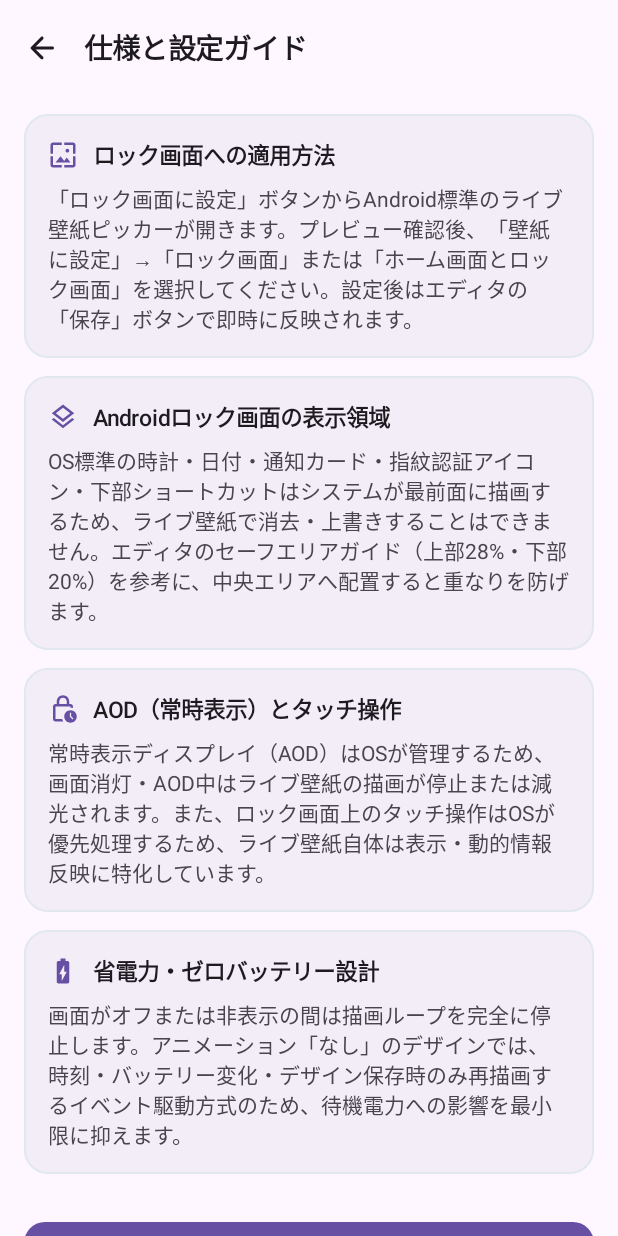
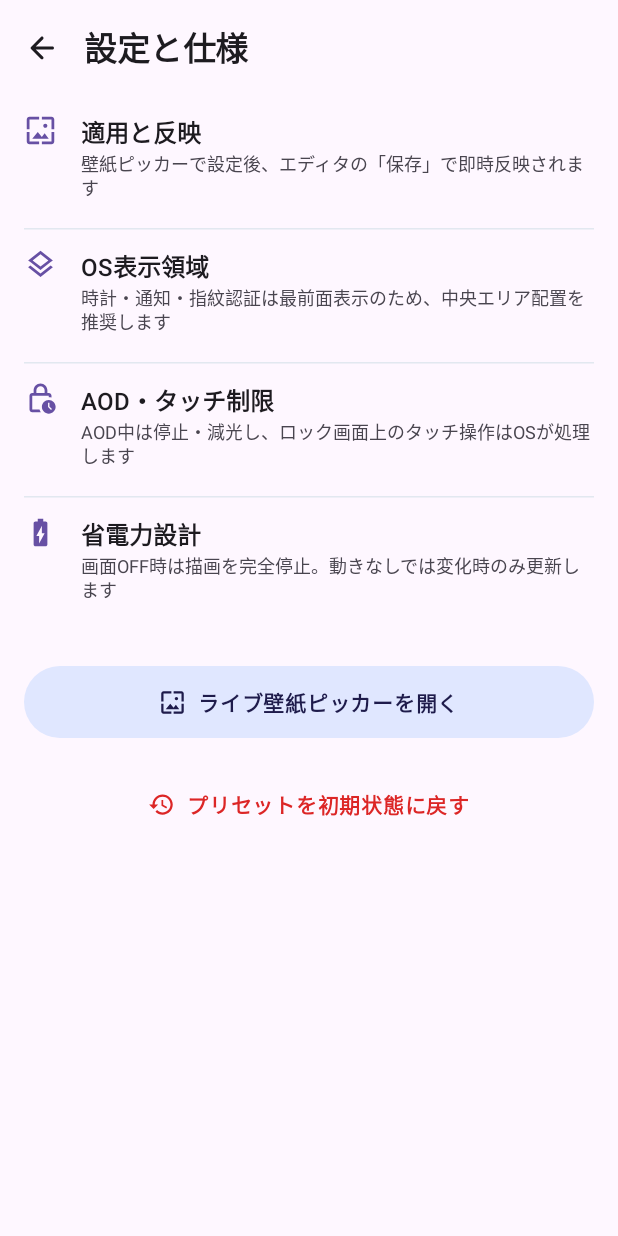
Before and after one commit to TaigaShinohara/LockCanvas, an Android app built with Jetpack Compose: the composable SettingsInfoScreen shown on its own in the app's theme, on a phone screen of 412 x 824 dp. Run offline under Robolectric (Android 15) with nearby library versions, the phone set to English and light mode, and no system bars.

Commit message:
refactor(ui): refine LockCanvas via concept-driven-ux, minimal-information-design, and material-design-3-ui

```diff
--- a/app/src/main/java/com/lockcanvas/app/ui/screens/SettingsInfoScreen.kt
+++ b/app/src/main/java/com/lockcanvas/app/ui/screens/SettingsInfoScreen.kt
@@ -1,10 +1,7 @@
 package com.lockcanvas.app.ui.screens
 
 import androidx.activity.compose.BackHandler
-import androidx.compose.foundation.BorderStroke
-import androidx.compose.foundation.layout.Arrangement
 import androidx.compose.foundation.layout.Column
-import androidx.compose.foundation.layout.Row
 import androidx.compose.foundation.layout.Spacer
 import androidx.compose.foundation.layout.fillMaxSize
 import androidx.compose.foundation.layout.fillMaxWidth
@@ -13,7 +10,6 @@ import androidx.compose.foundation.layout.padding
 import androidx.compose.foundation.layout.size
 import androidx.compose.foundation.layout.width
 import androidx.compose.foundation.rememberScrollState
-import androidx.compose.foundation.shape.RoundedCornerShape
 import androidx.compose.foundation.verticalScroll
 import androidx.compose.material.icons.Icons
 import androidx.compose.material.icons.automirrored.rounded.ArrowBack
@@ -23,16 +19,17 @@ import androidx.compose.material.icons.outlined.LockClock
 import androidx.compose.material.icons.outlined.Restore
 import androidx.compose.material.icons.outlined.Wallpaper
 import androidx.compose.material3.AlertDialog
-import androidx.compose.material3.Button
 import androidx.compose.material3.ExperimentalMaterial3Api
+import androidx.compose.material3.FilledTonalButton
+import androidx.compose.material3.HorizontalDivider
 import androidx.compose.material3.Icon
 import androidx.compose.material3.IconButton
+import androidx.compose.material3.ListItem
+import androidx.compose.material3.ListItemDefaults
 import androidx.compose.material3.MaterialTheme
-import androidx.compose.material3.OutlinedButton
 import androidx.compose.material3.Scaffold
 import androidx.compose.material3.SnackbarHost
 import androidx.compose.material3.SnackbarHostState
-import androidx.compose.material3.Surface
 import androidx.compose.material3.Text
 import androidx.compose.material3.TextButton
 import androidx.compose.material3.TopAppBar
@@ -42,8 +39,8 @@ import androidx.compose.runtime.getValue
 import androidx.compose.runtime.mutableStateOf
 import androidx.compose.runtime.remember
 import androidx.compose.runtime.setValue
-import androidx.compose.ui.Alignment
 import androidx.compose.ui.Modifier
+import androidx.compose.ui.graphics.Color
 import androidx.compose.ui.graphics.vector.ImageVector
 import androidx.compose.ui.unit.dp
 
@@ -62,7 +59,7 @@ fun SettingsInfoScreen(
     Scaffold(
         topBar = {
             TopAppBar(
-                title = { Text("仕様と設定ガイド", style = MaterialTheme.typography.titleLarge) },
+                title = { Text("設定と仕様", style = MaterialTheme.typography.titleLarge) },
                 navigationIcon = {
                     IconButton(onClick = onBack) {
                         Icon(
@@ -83,40 +80,53 @@ fun SettingsInfoScreen(
             modifier = Modifier
                 .fillMaxSize()
                 .padding(innerPadding)
-                .verticalScroll(rememberScrollState())
-                .padding(horizontal = 16.dp, vertical = 12.dp),
-            verticalArrangement = Arrangement.spacedBy(12.dp),
+                .verticalScroll(rememberScrollState()),
         ) {
-            InfoSectionCard(
+            SpecListItem(
                 icon = Icons.Outlined.Wallpaper,
-                title = "ロック画面への適用方法",
-                body = "「ロック画面に設定」ボタンからAndroid標準のライブ壁紙ピッカーが開きます。プレビュー確認後、「壁紙に設定」→「ロック画面」または「ホーム画面とロック画面」を選択してください。設定後はエディタの「保存」ボタンで即時に反映されます。",
+                headline = "適用と反映",
+                supporting = "壁紙ピッカーで設定後、エディタの「保存」で即時反映されます",
+            )
+            HorizontalDivider(
+                modifier = Modifier.padding(horizontal = 16.dp),
+                color = MaterialTheme.colorScheme.outlineVariant,
+            )
+            SpecListItem(
+                icon = Icons.Outlined.Layers,
+                headline = "OS表示領域",
+                supporting = "時計・通知・指紋認証は最前面表示のため、中央エリア配置を推奨します",
+            )
+            HorizontalDivider(
+                modifier = Modifier.padding(horizontal = 16.dp),
+                color = MaterialTheme.colorScheme.outlineVariant,
+            )
+            SpecListItem(
+                icon = Icons.Outlined.LockClock,
+                headline = "AOD・タッチ制限",
+                supporting = "AOD中は停止・減光し、ロック画面上のタッチ操作はOSが処理します",
+            )
+            HorizontalDivider(
+                modifier = Modifier.padding(horizontal = 16.dp),
+                color = MaterialTheme.colorScheme.outlineVariant,
+            )
+            SpecListItem(
+                icon = Icons.Outlined.BatteryChargingFull,
+                headline = "省電力設計",
+                supporting = "画面OFF時は描画を完全停止。動きなしでは変化時のみ更新します",
             )
 
-            InfoSectionCard(
-                icon = Icons.Outlined.Layers,
-                title = "Androidロック画面の表示領域",
-                body = "OS標準の時計・日付・通知カード・指紋認証アイコン・下部ショートカットはシステムが最前面に描画するため、ライブ壁紙で消去・上書きすることはできません。エディタのセーフエリアガイド（上部28%・下部20%）を参考に、中央エリアへ配置すると重なりを防げます。",
-            )
+            Spacer(modifier = Modifier.height(24.dp))
 
-            InfoSectionCard(
-                icon = Icons.Outlined.LockClock,
-                title = "AOD（常時表示）とタッチ操作",
-                body = "常時表示ディスプレイ（AOD）はOSが管理するため、画面消灯・AOD中はライブ壁紙の描画が停止または減光されます。また、ロック画面上のタッチ操作はOSが優先処理するため、ライブ壁紙自体は表示・動的情報反映に特化しています。",
-            )
-
-            InfoSectionCard(
-                icon = Icons.Outlined.BatteryChargingFull,
-                title = "省電力・ゼロバッテリー設計",
-                body = "画面がオフまたは非表示の間は描画ループを完全に停止します。アニメーション「なし」のデザインでは、時刻・バッテリー変化・デザイン保存時のみ再描画するイベント駆動方式のため、待機電力への影響を最小限に抑えます。",
-            )
-
-            Spacer(modifier = Modifier.height(4.dp))
-
-            Button(
+            Column(
+                modifier = Modifier
+                    .fillMaxWidth()
+                    .padding(horizontal = 16.dp),
+            ) {
+                FilledTonalButton(
                     onClick = onLaunchWallpaperPicker,
-                modifier = Modifier.fillMaxWidth(),
-                shape = RoundedCornerShape(14.dp),
+                    modifier = Modifier
+                        .fillMaxWidth()
+                        .height(48.dp),
                 ) {
                     Icon(
                         imageVector = Icons.Outlined.Wallpaper,
@@ -127,21 +137,29 @@ fun SettingsInfoScreen(
                     Text("ライブ壁紙ピッカーを開く")
                 }
 
-            OutlinedButton(
+                Spacer(modifier = Modifier.height(20.dp))
+
+                TextButton(
                     onClick = { showResetDialog = true },
-                modifier = Modifier.fillMaxWidth(),
-                shape = RoundedCornerShape(14.dp),
+                    modifier = Modifier
+                        .fillMaxWidth()
+                        .height(48.dp),
                 ) {
                     Icon(
                         imageVector = Icons.Outlined.Restore,
                         contentDescription = null,
+                        tint = MaterialTheme.colorScheme.error,
                         modifier = Modifier.size(18.dp),
                     )
                     Spacer(modifier = Modifier.width(8.dp))
-                Text("プリセットデザインを初期状態に戻す")
+                    Text(
+                        text = "プリセットを初期状態に戻す",
+                        color = MaterialTheme.colorScheme.error,
+                    )
+                }
             }
 
-            Spacer(modifier = Modifier.height(16.dp))
+            Spacer(modifier = Modifier.height(24.dp))
         }
     }
 
@@ -170,42 +188,34 @@ fun SettingsInfoScreen(
 }
 
 @Composable
-private fun InfoSectionCard(
+private fun SpecListItem(
     icon: ImageVector,
-    title: String,
-    body: String,
+    headline: String,
+    supporting: String,
 ) {
-    Surface(
-        modifier = Modifier.fillMaxWidth(),
-        shape = RoundedCornerShape(16.dp),
-        color = MaterialTheme.colorScheme.surfaceContainer,
-        border = BorderStroke(1.dp, MaterialTheme.colorScheme.outlineVariant),
-    ) {
-        Column(
-            modifier = Modifier.padding(16.dp),
-            verticalArrangement = Arrangement.spacedBy(8.dp),
-        ) {
-            Row(
-                verticalAlignment = Alignment.CenterVertically,
-                horizontalArrangement = Arrangement.spacedBy(10.dp),
-            ) {
+    ListItem(
+        leadingContent = {
             Icon(
                 imageVector = icon,
                 contentDescription = null,
                 tint = MaterialTheme.colorScheme.primary,
-                    modifier = Modifier.size(20.dp),
+                modifier = Modifier.size(22.dp),
             )
+        },
+        headlineContent = {
             Text(
-                    text = title,
+                text = headline,
                 style = MaterialTheme.typography.titleMedium,
                 color = MaterialTheme.colorScheme.onSurface,
             )
-            }
+        },
+        supportingContent = {
             Text(
-                text = body,
-                style = MaterialTheme.typography.bodyMedium,
+                text = supporting,
+                style = MaterialTheme.typography.bodySmall,
                 color = MaterialTheme.colorScheme.onSurfaceVariant,
             )
+        },
+        colors = ListItemDefaults.colors(containerColor = Color.Transparent),
+    )
 }
-    }
-}
```
Also changed, not shown: app/src/main/java/com/lockcanvas/app/MainActivity.kt (+15 -2 lines), app/src/main/java/com/lockcanvas/app/ui/LockCanvasViewModel.kt (+45 -13 lines), app/src/main/java/com/lockcanvas/app/ui/screens/EditorScreen.kt (+65 -33 lines), app/src/main/java/com/lockcanvas/app/ui/screens/HomeScreen.kt (+28 -108 lines), app/src/main/java/com/lockcanvas/app/ui/theme/Theme.kt (+15 -15 lines), 1 other file. Lines whose indentation alone changed are shown as unchanged.
